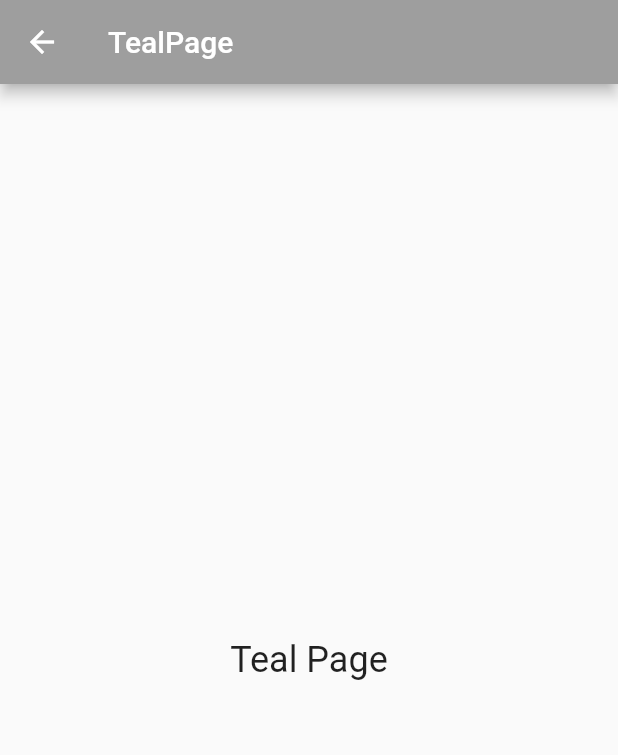
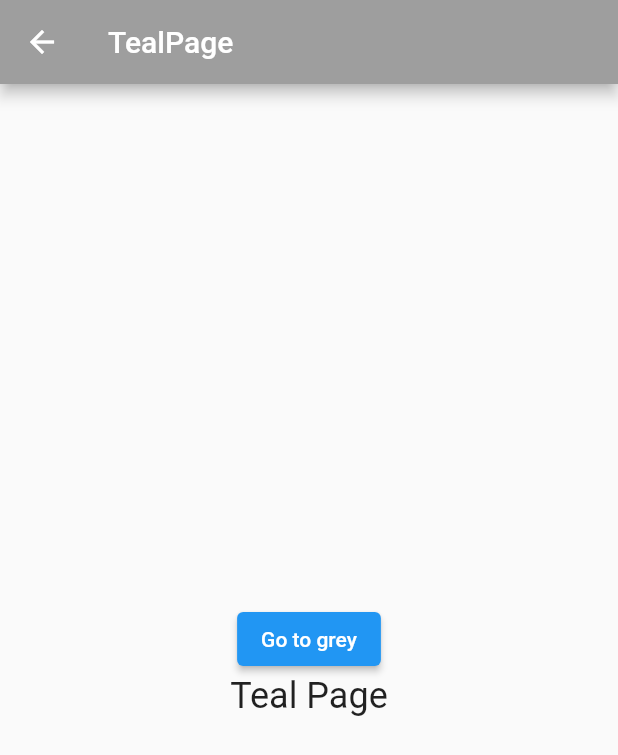
Before and after one commit to Gokdenizsari/flutter_Navigations, a Flutter app: the TealPage screen opened directly, on a phone screen of 412 x 824 dp. Shown: the top 755 px of the screen. Run offline on Flutter 3.47's test engine with Material 2 defaults, Android fonts, the phone set to English and light mode, and no system bars.

Commit message:
Update teal_page.dart

```diff
--- a/lib/teal_page.dart
+++ b/lib/teal_page.dart
@@ -11,9 +11,20 @@ class TealPage extends StatelessWidget {
         backgroundColor: Colors.grey,
       ),
       body: Center(
-          child: Text(
-        "Teal Page",
-        style: TextStyle(fontSize: 24),
+          child: Column(
+        mainAxisAlignment: MainAxisAlignment.center,
+        children: [
+          ElevatedButton(
+              onPressed: () {
+                Navigator.pushNamed(context, "-greyPage");
+              },
+              style: ElevatedButton.styleFrom(primary: Colors.blue),
+              child: Text("Go to grey")),
+          Text(
+            "Teal Page",
+            style: TextStyle(fontSize: 24),
+          ),
+        ],
       )),
     );
   }
```
